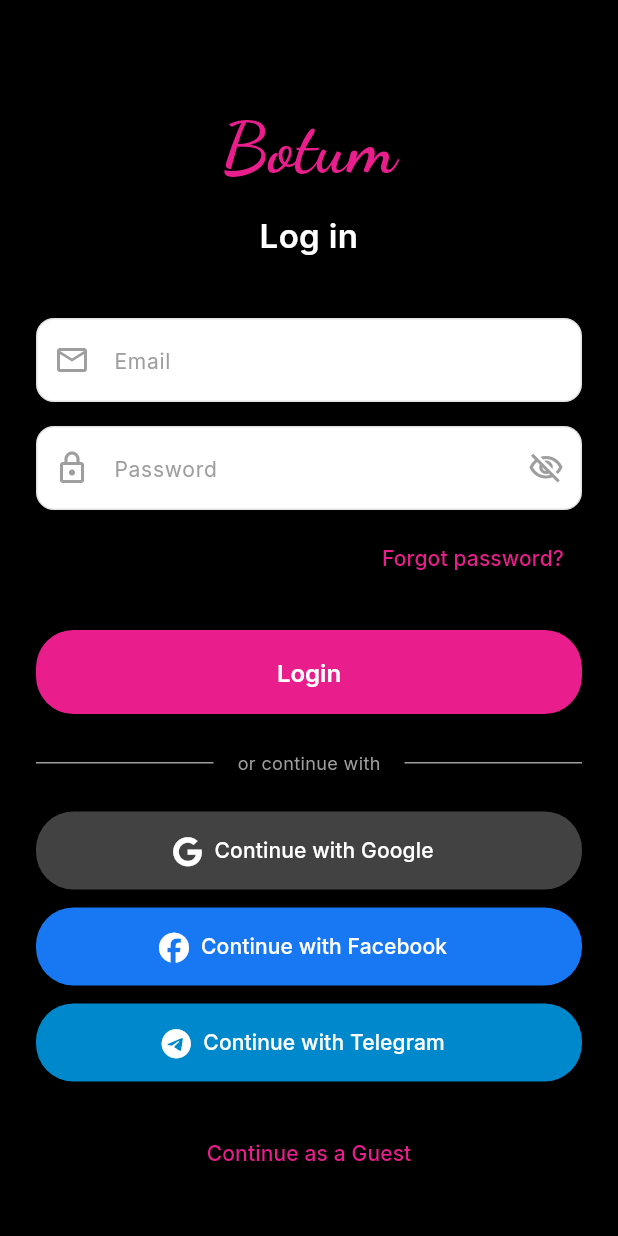
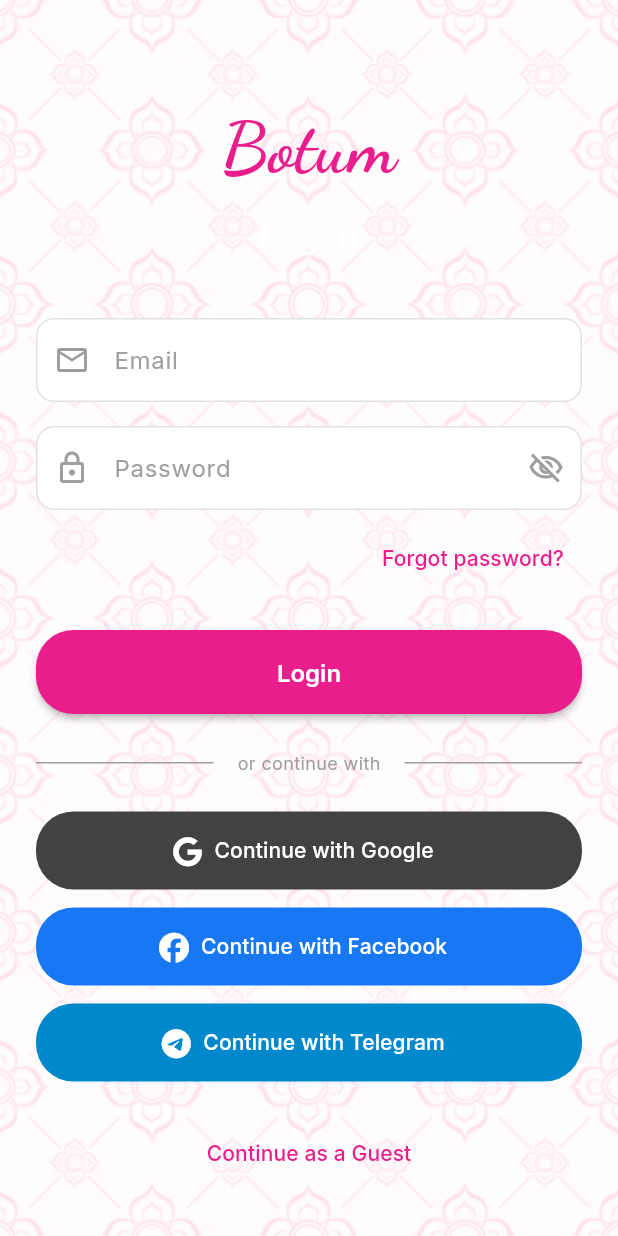
Before and after one commit to creslouis/Botum, a Flutter app: the screen it shows after launch, after a tap on "Continue", on a phone screen of 412 x 824 dp. Run offline on Flutter 3.47's test engine with Material 3 defaults, Android fonts, the phone set to English and light mode, and no system bars; our stand-ins replace cached_network_image, cloud_firestore, firebase_auth, firebase_core, firebase_storage, font_awesome_flutter and 4 more; missing offline and left inert: flutter_facebook_auth; accounts and stored records are empty; network calls fail.

Commit message:
feat: add Khmer pattern to welcome/login/register screens with styled inputs
- Add white background + pattern at 80% opacity to welcome, login, register screens
- Remove dark gradient from welcome screen to show pattern
- Style login/register inputs with white fill and pink text for visibility

```diff
--- a/lib/screens/auth/login_screen.dart
+++ b/lib/screens/auth/login_screen.dart
@@ -286,8 +286,20 @@ class _LoginScreenState extends State<LoginScreen> {
   Widget build(BuildContext context) {
     return Scaffold(
       backgroundColor: AppColors.black,
-      body: SafeArea(
-        child: SingleChildScrollView(
+      body: Stack(
+        children: [
+          Positioned.fill(
+            child: Container(color: Colors.white),
+          ),
+          Positioned.fill(
+            child: Image.asset(
+              'assets/images/background_pattern.png',
+              fit: BoxFit.cover,
+              opacity: const AlwaysStoppedAnimation(0.80),
+            ),
+          ),
+          SafeArea(
+            child: SingleChildScrollView(
           padding: const EdgeInsets.all(24),
           child: Form(
             key: _formKey,
@@ -312,11 +324,18 @@ class _LoginScreenState extends State<LoginScreen> {
                 TextFormField(
                   controller: _emailController,
                   keyboardType: TextInputType.emailAddress,
-                  decoration: const InputDecoration(
+                  decoration: InputDecoration(
                     hintText: 'Email',
-                    prefixIcon: Icon(Icons.email_outlined, color: AppColors.grey),
+                    hintStyle: TextStyle(color: AppColors.grey),
+                    prefixIcon: const Icon(Icons.email_outlined, color: AppColors.grey),
+                    filled: true,
+                    fillColor: Colors.white,
+                    border: OutlineInputBorder(
+                      borderRadius: BorderRadius.circular(25),
+                      borderSide: BorderSide.none,
+                    ),
                   ),
-                  style: const TextStyle(color: AppColors.white),
+                  style: const TextStyle(color: AppColors.primary),
                   validator: (value) {
                     if (value == null || value.trim().isEmpty) {
                       return 'Please enter your email';
@@ -334,7 +353,14 @@ class _LoginScreenState extends State<LoginScreen> {
                   obscureText: _obscurePassword,
                   decoration: InputDecoration(
                     hintText: 'Password',
+                    hintStyle: TextStyle(color: AppColors.grey),
                     prefixIcon: const Icon(Icons.lock_outlined, color: AppColors.grey),
+                    filled: true,
+                    fillColor: Colors.white,
+                    border: OutlineInputBorder(
+                      borderRadius: BorderRadius.circular(25),
+                      borderSide: BorderSide.none,
+                    ),
                     suffixIcon: IconButton(
                       icon: Icon(
                         _obscurePassword
@@ -347,7 +373,7 @@ class _LoginScreenState extends State<LoginScreen> {
                       },
                     ),
                   ),
-                  style: const TextStyle(color: AppColors.white),
+                  style: const TextStyle(color: AppColors.primary),
                   validator: (value) {
                     if (value == null || value.isEmpty) {
                       return 'Please enter your password';
@@ -474,7 +500,9 @@ class _LoginScreenState extends State<LoginScreen> {
           ),
         ),
       ),
-    );
+      ],
+    ),
+  );
   }
 }
 
--- a/lib/screens/welcome/welcome_screen.dart
+++ b/lib/screens/welcome/welcome_screen.dart
@@ -16,21 +16,17 @@ class WelcomeScreen extends StatelessWidget {
     ];
 
     return Scaffold(
-      backgroundColor: AppColors.black,
+      backgroundColor: Colors.transparent,
       body: Stack(
         children: [
           Positioned.fill(
-            child: DecoratedBox(
-              decoration: BoxDecoration(
-                gradient: LinearGradient(
-                  begin: Alignment.topCenter,
-                  end: Alignment.bottomCenter,
-                  colors: [
-                    AppColors.black,
-                    AppColors.black.withOpacity(0.95),
-                  ],
-                ),
-              ),
+            child: Container(color: Colors.white),
+          ),
+          Positioned.fill(
+            child: Image.asset(
+              'assets/images/background_pattern.png',
+              fit: BoxFit.cover,
+              opacity: const AlwaysStoppedAnimation(0.80),
             ),
           ),
           Positioned(
```
Also changed, not shown: lib/screens/auth/register_screen.dart (+63 -14 lines).
